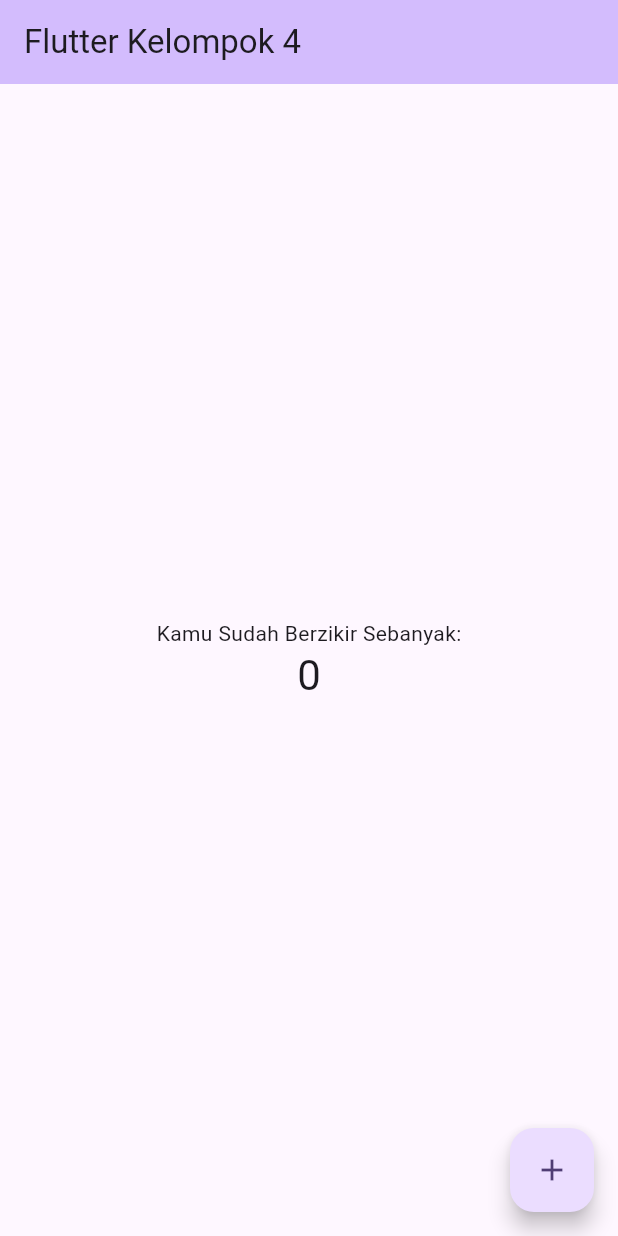
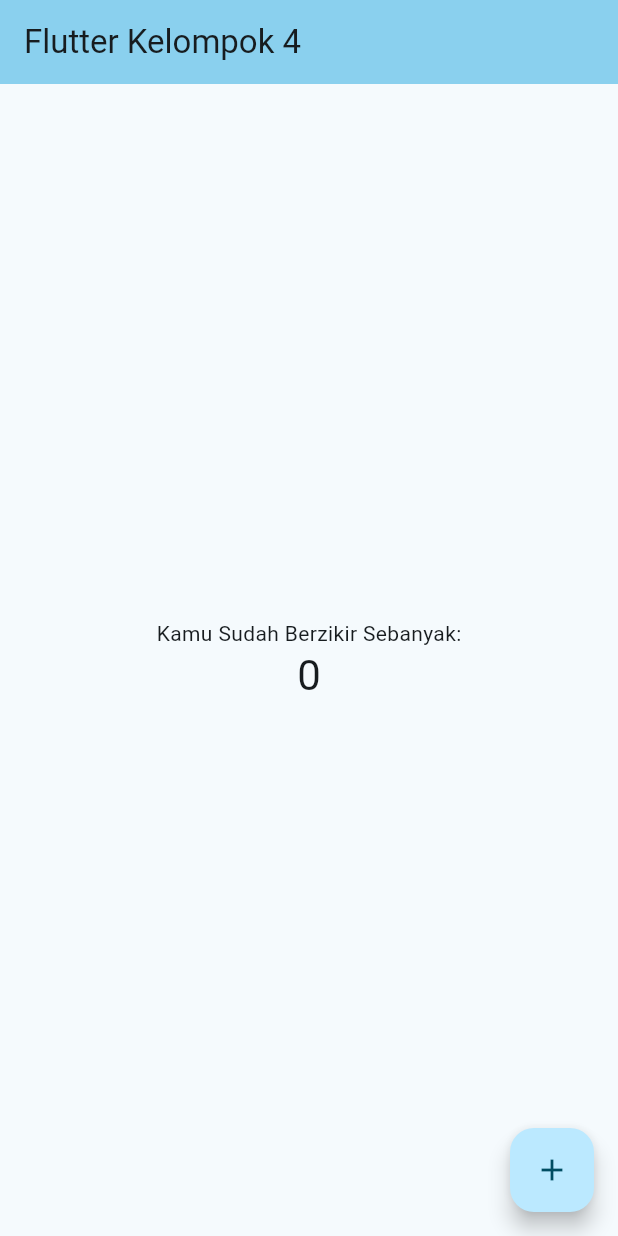
Before and after one commit to SCFJR/Flutter_Study, a Flutter app: the screen it shows after launch, on a phone screen of 412 x 824 dp. Run offline on Flutter 3.47's test engine with Material 3 defaults, Android fonts, the light colour scheme and no system bars.

Commit message:
memodifikasi isi tampilan2

```diff
--- a/lib/main.dart
+++ b/lib/main.dart
@@ -28,7 +28,7 @@
         //
         // This works for code too, not just values: Most code changes can be
         // tested with just a hot reload.
-        colorScheme: ColorScheme.fromSeed(seedColor: Colors.deepPurple),
+        colorScheme: ColorScheme.fromSeed(seedColor: const Color.fromARGB(255, 0, 198, 248)),
       ),
       home: const MyHomePage(title: 'Flutter Kelompok 4'),
     );
```
